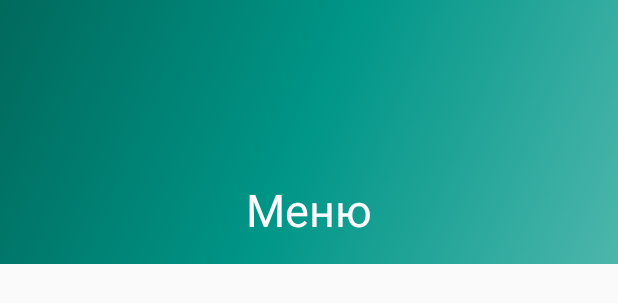
After one commit to FruteL/Cinema-Booking-Client-master, an Android app: the layout nav_header_main.xml on its own in the app's theme, with its tools: preview values and no code run, on a phone screen of 412 x 824 dp. The commit adds this screen. Shown: the top 303 px of the screen. Run offline under Robolectric (Android 15) with nearby library versions, the phone set to English and light mode, and no system bars.

Commit message:
Added NavigationView

```diff
--- /dev/null
+++ b/app/src/main/res/drawable-v24/side_nav_bar.xml
@@ -0,0 +1,9 @@
+<shape xmlns:android="http://schemas.android.com/apk/res/android"
+    android:shape="rectangle">
+    <gradient
+        android:angle="135"
+        android:centerColor="#009688"
+        android:endColor="#00695C"
+        android:startColor="#4DB6AC"
+        android:type="linear" />
+</shape>
--- /dev/null
+++ b/app/src/main/res/layout/nav_header_main.xml
@@ -0,0 +1,27 @@
+<?xml version="1.0" encoding="utf-8"?>
+<LinearLayout xmlns:android="http://schemas.android.com/apk/res/android"
+    xmlns:app="http://schemas.android.com/apk/res-auto"
+    xmlns:tools="http://schemas.android.com/tools"
+    android:layout_width="match_parent"
+    android:layout_height="@dimen/nav_header_height"
+    android:background="@drawable/side_nav_bar"
+    android:gravity="bottom"
+    android:orientation="vertical"
+    android:paddingLeft="@dimen/activity_horizontal_margin"
+    android:paddingTop="@dimen/activity_vertical_margin"
+    android:paddingRight="@dimen/activity_horizontal_margin"
+    android:paddingBottom="@dimen/activity_vertical_margin"
+    android:theme="@style/ThemeOverlay.AppCompat.Dark">
+
+    <TextView
+        android:layout_width="match_parent"
+        android:layout_height="wrap_content"
+        android:lineSpacingExtra="30sp"
+        android:paddingTop="@dimen/nav_header_vertical_spacing"
+        android:text="@string/nav_header_title"
+        android:textAlignment="center"
+        android:textAppearance="@style/TextAppearance.AppCompat.Body1"
+        android:textSize="30sp"
+        tools:text="Меню" />
+
+</LinearLayout>
--- a/app/src/main/res/values/dimens.xml
+++ b/app/src/main/res/values/dimens.xml
@@ -7,4 +7,7 @@
     <dimen name="title_bottom_margin">16dp</dimen>
     <dimen name="icon_top_margin">24dp</dimen>
     <dimen name="icon_bottom_margin">24dp</dimen>
+
+    <dimen name="nav_header_vertical_spacing">8dp</dimen>
+    <dimen name="nav_header_height">176dp</dimen>
 </resources>
--- a/app/src/main/res/values/strings.xml
+++ b/app/src/main/res/values/strings.xml
@@ -29,4 +29,10 @@
     <string name="hint_email">Email</string>
     <string name="hint_password">Password</string>
     <string name="desc_firebase_lockup">Firebase logo and name</string>
+
+    <string name="navigation_drawer_open">Open navigation drawer</string>
+    <string name="navigation_drawer_close">Close navigation drawer</string>
+    <string name="nav_header_title">Меню</string>
+    <string name="nav_header_subtitle">android.studio@android.com</string>
+    <string name="nav_header_desc">Navigation header</string>
 </resources>
--- a/build.gradle
+++ b/build.gradle
@@ -7,7 +7,7 @@ buildscript {
 
     }
     dependencies {
-        classpath 'com.android.tools.build:gradle:3.3.2'
+        classpath 'com.android.tools.build:gradle:3.4.0'
         classpath 'com.google.gms:google-services:4.2.0'
 
         // NOTE: Do not place your application dependencies here; they belong
```
Also changed, not shown: app/src/main/java/com/cinema/client/ui/HomeActivity.java (+46 -2 lines), app/src/main/res/drawable-v24/ic_account_balance_wallet_black_24dp.xml (added, +9 -0 lines), app/src/main/res/drawable-v24/ic_attach_money_black_24dp.xml (added, +9 -0 lines), app/src/main/res/drawable-v24/ic_contact_mail_black_24dp.xml (added, +9 -0 lines), app/src/main/res/drawable-v24/ic_description_black_24dp.xml (added, +9 -0 lines), app/src/main/res/drawable-v24/ic_event_available_black_24dp.xml (added, +9 -0 lines), app/src/main/res/drawable-v24/ic_help_outline_black_24dp.xml (added, +9 -0 lines), app/src/main/res/drawable-v24/ic_movie_black_24dp.xml (added, +9 -0 lines), app/src/main/res/drawable/ic_cached_black_24dp.xml (added, +9 -0 lines), app/src/main/res/layout/activity_main.xml (added, +26 -0 lines), app/src/main/res/layout/app_bar_main.xml (added, +33 -0 lines), app/src/main/res/menu/activity_main_drawer.xml (added, +39 -0 lines), app/src/main/res/values/drawables.xml (added, +8 -0 lines), gradle/wrapper/gradle-wrapper.properties.
